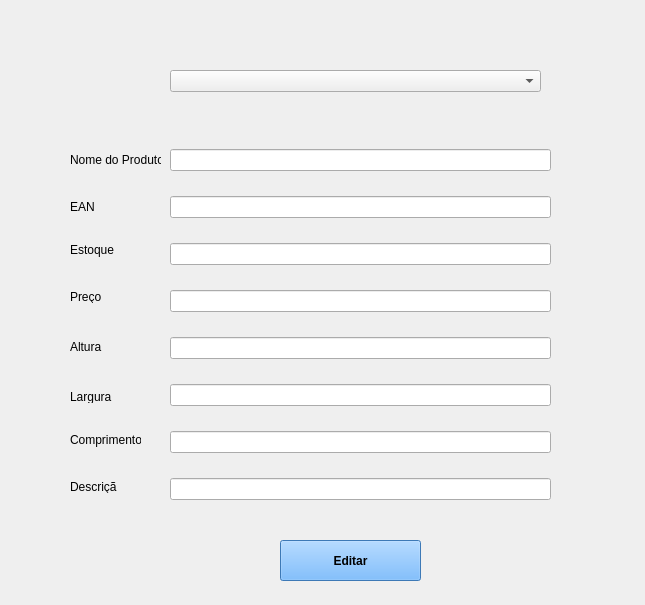
The window that Desenvolvimento/Estoque_Editar.ui (annamatias/TCC) describes before a commit, drawn with Qt 5.
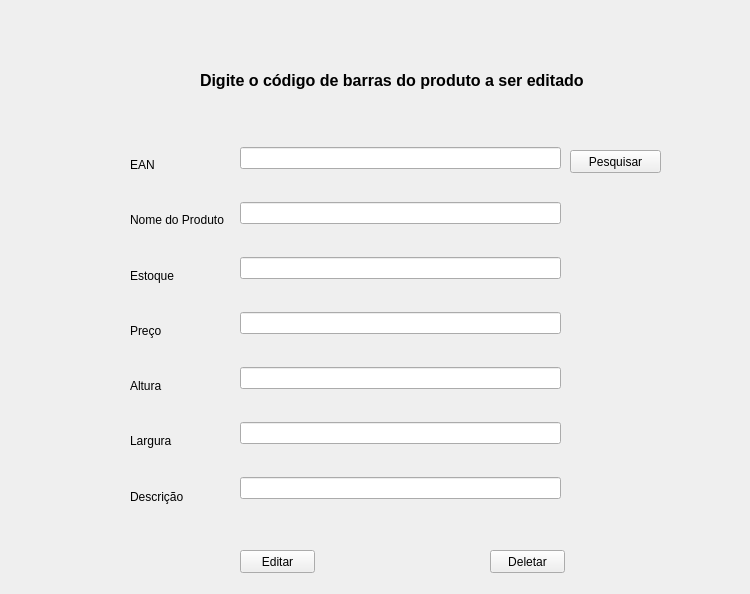
The same window after the commit.

```diff
--- a/Desenvolvimento/Estoque_Editar.ui
+++ b/Desenvolvimento/Estoque_Editar.ui
@@ -6,123 +6,89 @@
    <rect>
     <x>0</x>
     <y>0</y>
-    <width>645</width>
-    <height>605</height>
+    <width>750</width>
+    <height>594</height>
    </rect>
   </property>
   <property name="windowTitle">
    <string>Form</string>
   </property>
-  <widget class="QLabel" name="label_6">
+  <widget class="QPushButton" name="pushButton_editar">
    <property name="geometry">
     <rect>
-     <x>70</x>
-     <y>390</y>
-     <width>47</width>
-     <height>13</height>
+     <x>240</x>
+     <y>550</y>
+     <width>75</width>
+     <height>23</height>
     </rect>
    </property>
    <property name="text">
-    <string>Largura</string>
+    <string>Editar</string>
    </property>
   </widget>
-  <widget class="QLabel" name="label_5">
+  <widget class="QPushButton" name="pushButton_deletar">
    <property name="geometry">
     <rect>
-     <x>70</x>
-     <y>340</y>
-     <width>47</width>
-     <height>13</height>
+     <x>490</x>
+     <y>550</y>
+     <width>75</width>
+     <height>23</height>
     </rect>
    </property>
    <property name="text">
-    <string>Altura</string>
+    <string>Deletar</string>
    </property>
   </widget>
   <widget class="QLabel" name="label_7">
    <property name="geometry">
     <rect>
-     <x>70</x>
-     <y>430</y>
-     <width>71</width>
+     <x>200</x>
+     <y>70</y>
+     <width>391</width>
      <height>20</height>
     </rect>
    </property>
-   <property name="text">
-    <string>Comprimento</string>
+   <property name="font">
+    <font>
+     <family>Segoe UI</family>
+     <pointsize>12</pointsize>
+     <weight>75</weight>
+     <bold>true</bold>
+    </font>
    </property>
-  </widget>
-  <widget class="QLabel" name="label_3">
-   <property name="geometry">
-    <rect>
-     <x>70</x>
-     <y>240</y>
-     <width>81</width>
-     <height>20</height>
-    </rect>
-   </property>
    <property name="text">
-    <string>Estoque</string>
+    <string>Digite o código de barras do produto a ser editado</string>
    </property>
   </widget>
-  <widget class="QLabel" name="label">
+  <widget class="QPushButton" name="pushButton_pesquisar">
    <property name="geometry">
     <rect>
-     <x>70</x>
+     <x>570</x>
      <y>150</y>
      <width>91</width>
-     <height>20</height>
+     <height>23</height>
     </rect>
    </property>
    <property name="text">
-    <string>Nome do Produto</string>
+    <string>Pesquisar</string>
    </property>
-   <property name="buddy">
-    <cstring>lineEdit_NomeProduto</cstring>
-   </property>
   </widget>
-  <widget class="QLabel" name="label_2">
+  <widget class="QWidget" name="">
    <property name="geometry">
     <rect>
-     <x>70</x>
-     <y>200</y>
-     <width>47</width>
-     <height>13</height>
-    </rect>
-   </property>
-   <property name="text">
-    <string>EAN</string>
-   </property>
-  </widget>
-  <widget class="QLabel" name="label_8">
-   <property name="geometry">
-    <rect>
-     <x>70</x>
-     <y>480</y>
-     <width>47</width>
-     <height>13</height>
-    </rect>
-   </property>
-   <property name="text">
-    <string>Descrição</string>
-   </property>
-  </widget>
-  <widget class="QWidget" name="verticalLayoutWidget">
-   <property name="geometry">
-    <rect>
-     <x>170</x>
-     <y>130</y>
-     <width>381</width>
-     <height>391</height>
+     <x>240</x>
+     <y>120</y>
+     <width>321</width>
+     <height>411</height>
     </rect>
    </property>
    <layout class="QVBoxLayout" name="verticalLayout">
-    <item>
-     <widget class="QLineEdit" name="lineEdit_NomeProduto"/>
-    </item>
     <item>
      <widget class="QLineEdit" name="lineEdit_Ean"/>
     </item>
+    <item>
+     <widget class="QLineEdit" name="lineEdit_NomeProduto"/>
+    </item>
     <item>
      <widget class="QLineEdit" name="lineEdit_Estoque"/>
     </item>
@@ -135,64 +101,74 @@
     <item>
      <widget class="QLineEdit" name="lineEdit_Largura"/>
     </item>
-    <item>
-     <widget class="QLineEdit" name="lineEdit_Comprimento"/>
-    </item>
     <item>
      <widget class="QLineEdit" name="lineEdit_Descricao"/>
     </item>
    </layout>
   </widget>
-  <widget class="QLabel" name="label_4">
+  <widget class="QWidget" name="">
    <property name="geometry">
     <rect>
-     <x>70</x>
-     <y>290</y>
-     <width>47</width>
-     <height>13</height>
+     <x>130</x>
+     <y>140</y>
+     <width>111</width>
+     <height>381</height>
     </rect>
    </property>
-   <property name="text">
-    <string>Preço</string>
-   </property>
-  </widget>
-  <widget class="QPushButton" name="pushButton">
-   <property name="geometry">
-    <rect>
-     <x>280</x>
-     <y>540</y>
-     <width>141</width>
-     <height>41</height>
-    </rect>
-   </property>
-   <property name="font">
-    <font>
-     <weight>75</weight>
-     <bold>true</bold>
-    </font>
-   </property>
-   <property name="autoFillBackground">
-    <bool>false</bool>
-   </property>
-   <property name="styleSheet">
-    <string notr="true">background-color: rgb(85, 170, 255)</string>
-   </property>
-   <property name="text">
-    <string>Editar</string>
-   </property>
-   <property name="flat">
-    <bool>false</bool>
-   </property>
-  </widget>
-  <widget class="QComboBox" name="comboBox">
-   <property name="geometry">
-    <rect>
-     <x>170</x>
-     <y>70</y>
-     <width>371</width>
-     <height>22</height>
-    </rect>
-   </property>
+   <layout class="QGridLayout" name="gridLayout">
+    <item row="4" column="0">
+     <widget class="QLabel" name="label_5">
+      <property name="text">
+       <string>Altura</string>
+      </property>
+     </widget>
+    </item>
+    <item row="0" column="0">
+     <widget class="QLabel" name="label_2">
+      <property name="text">
+       <string>EAN</string>
+      </property>
+     </widget>
+    </item>
+    <item row="6" column="0">
+     <widget class="QLabel" name="label_8">
+      <property name="text">
+       <string>Descrição</string>
+      </property>
+     </widget>
+    </item>
+    <item row="1" column="0">
+     <widget class="QLabel" name="label">
+      <property name="text">
+       <string>Nome do Produto</string>
+      </property>
+      <property name="buddy">
+       <cstring>lineEdit_NomeProduto</cstring>
+      </property>
+     </widget>
+    </item>
+    <item row="5" column="0">
+     <widget class="QLabel" name="label_6">
+      <property name="text">
+       <string>Largura</string>
+      </property>
+     </widget>
+    </item>
+    <item row="3" column="0">
+     <widget class="QLabel" name="label_4">
+      <property name="text">
+       <string>Preço</string>
+      </property>
+     </widget>
+    </item>
+    <item row="2" column="0">
+     <widget class="QLabel" name="label_3">
+      <property name="text">
+       <string>Estoque</string>
+      </property>
+     </widget>
+    </item>
+   </layout>
   </widget>
  </widget>
  <resources/>
```
